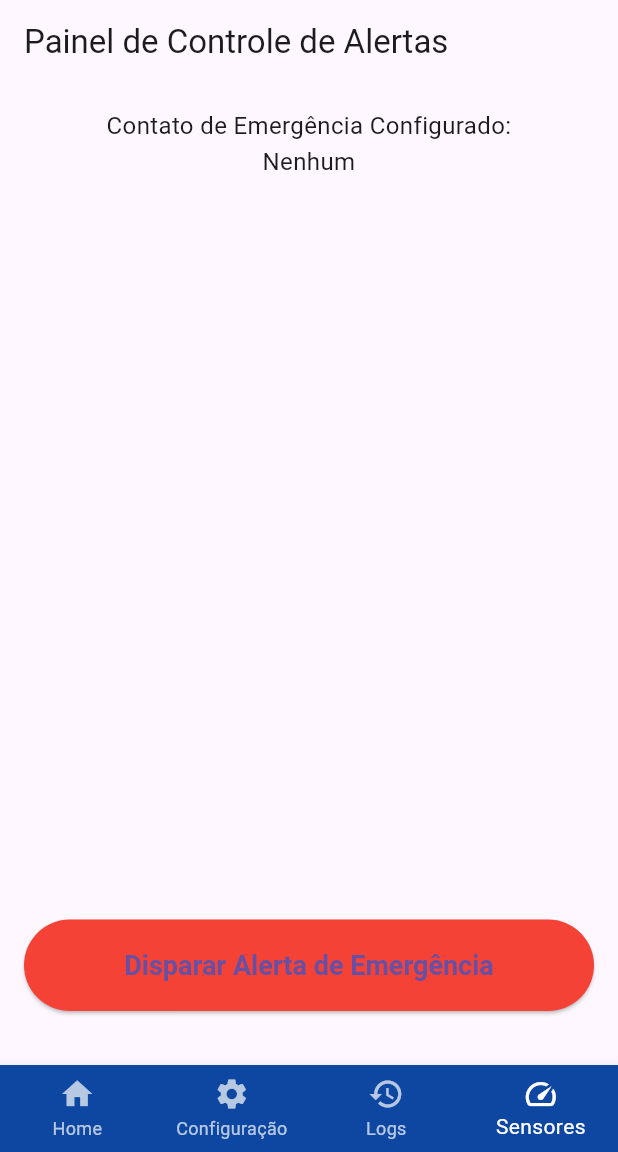
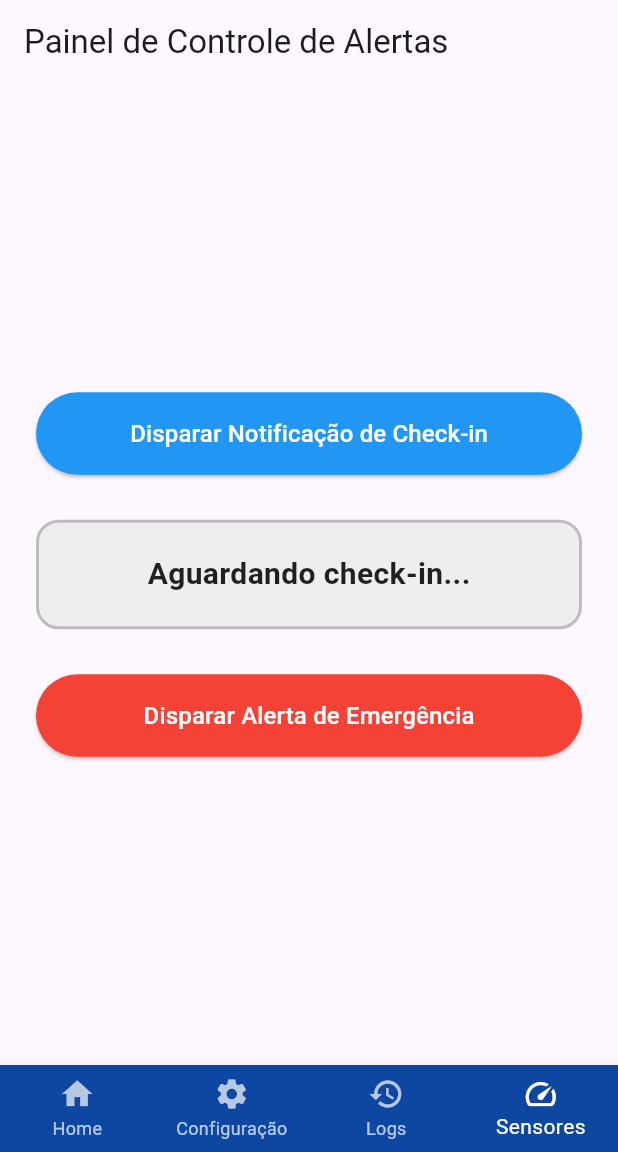
Before and after one commit to ThiagoGSL/Child_in_Car_Safety_Detection_System, a Flutter app: the screen it shows after launch, item 4 of the bottom bar chosen, on a phone screen of 412 x 824 dp, the part 84-1236 px from its top. Run offline on Flutter 3.47's test engine with Material 3 defaults, Android fonts, the light colour scheme and no system bars; our stand-ins replace awesome_notifications, drift, fl_chart, geolocator, get, permission_handler and 5 more; missing offline and left inert: flutter_reactive_ble; accounts and stored records are empty; generated files the repository leaves out were written again.

```diff
--- a/lib/features/services/sensor_page/sensor_page.dart
+++ b/lib/features/services/sensor_page/sensor_page.dart
@@ -1,56 +1,157 @@
-import 'package:app_v0/features/cadastro/form_controller.dart';
-import 'package:app_v0/features/notification_ext/notification_controller_ext.dart';
+import 'dart:async'; // Import necessário para usar a classe Timer.
 import 'package:flutter/material.dart';
 import 'package:get/get.dart';
+import 'package:app_v0/features/notification_ext/notification_controller_ext.dart';
 
-class SensorPage extends StatelessWidget {
+class SensorPage extends StatefulWidget {
   const SensorPage({super.key});
 
   @override
+  State<SensorPage> createState() => _SensorPageState();
+}
+
+class _SensorPageState extends State<SensorPage> {
+  // Obtém a instância do nosso controller de notificações.
+  final NotificationExtController notificationController = Get.find();
+
+  // Variáveis para controlar o estado do timer na tela.
+  Timer? _timer;
+  int _countdown = 10;
+  bool _isTimerRunning = false;
+  bool _wasCheckinConfirmed = false;
+
+  /// Cancela o timer quando a tela é destruída para evitar vazamentos de memória.
+  @override
+  void dispose() {
+    _timer?.cancel();
+    super.dispose();
+  }
+
+  /// Reseta o estado da tela para o inicial.
+  void _resetCheckinState() {
+    setState(() {
+      _isTimerRunning = false;
+      _wasCheckinConfirmed = false;
+      _countdown = 10;
+    });
+    _timer?.cancel();
+  }
+
+  /// Inicia o fluxo de check-in e o timer de 10 segundos.
+  void _startCheckinProcess() {
+    // Reseta qualquer estado anterior e dispara a notificação de check-in.
+    _resetCheckinState();
+    notificationController.showCheckinNotification();
+
+    setState(() {
+      _isTimerRunning = true;
+    });
+
+    // Cria um timer que executa a cada 1 segundo.
+    _timer = Timer.periodic(const Duration(seconds: 1), (timer) {
+      // Verifica se o usuário pressionou o botão da notificação.
+      // O controller 'notificationController' nos diz isso através da variável reativa.
+      if (notificationController.isCheckinConfirmed.value) {
+        print("Check-in confirmado pelo usuário! Cancelando timer.");
+        setState(() {
+          _wasCheckinConfirmed = true; // Muda o estado para mostrar o feedback verde.
+          _isTimerRunning = false;
+        });
+        timer.cancel(); // Para o timer.
+        return;
+      }
+
+      // Se o tempo não se esgotou, apenas decrementa o contador.
+      if (_countdown > 1) {
+        setState(() {
+          _countdown--;
+        });
+      } else {
+        // Se o tempo se esgotou (countdown chegou a 0).
+        print("Tempo esgotado! Disparando alerta de emergência...");
+        setState(() {
+          _isTimerRunning = false;
+        });
+        timer.cancel(); // Para o timer.
+        notificationController.triggerFullEmergencyAlert(); // Dispara o alerta completo!
+      }
+    });
+  }
+
+  @override
   Widget build(BuildContext context) {
-    // Encontra as instâncias dos controllers.
-    final FormController formController = Get.find();
-    final NotificationExtController notificationController = Get.find();
-
     return Scaffold(
       appBar: AppBar(
         title: const Text('Painel de Controle de Alertas'),
       ),
       body: Padding(
-        padding: const EdgeInsets.all(16.0),
+        padding: const EdgeInsets.all(24.0),
         child: Column(
+          mainAxisAlignment: MainAxisAlignment.center,
           crossAxisAlignment: CrossAxisAlignment.stretch,
           children: [
-            Obx(() => Text(
-              'Contato de Emergência Configurado:\n${formController.emergencyPhone.value.isEmpty ? "Nenhum" : formController.emergencyPhone.value}',
-              style: const TextStyle(fontSize: 16, height: 1.5),
-              textAlign: TextAlign.center,
-            )),
-
-            const Spacer(),
-
-            // Botão principal que dispara o fluxo completo.
+            // --- BOTÃO DE CHECK-IN ---
             ElevatedButton(
               style: ElevatedButton.styleFrom(
-                  backgroundColor: Colors.red, // Agora é o botão de alerta principal
-                  padding: const EdgeInsets.symmetric(vertical: 20),
-                  textStyle: const TextStyle(fontSize: 18, fontWeight: FontWeight.bold)
+                backgroundColor: Colors.blue,
+                padding: const EdgeInsets.symmetric(vertical: 16),
+              ),
+              // Desabilita o botão enquanto o timer estiver rodando.
+              onPressed: _isTimerRunning ? null : _startCheckinProcess,
+              child: const Text(
+                'Disparar Notificação de Check-in',
+                style: TextStyle(fontSize: 16, color: Colors.white),
+              ),
+            ),
+
+            const SizedBox(height: 30),
+
+            // --- VISUALIZADOR DO TIMER ---
+            AnimatedContainer(
+              duration: const Duration(milliseconds: 300),
+              padding: const EdgeInsets.all(20),
+              decoration: BoxDecoration(
+                  color: _wasCheckinConfirmed ? Colors.green.shade100 : Colors.grey.shade200,
+                  borderRadius: BorderRadius.circular(15),
+                  border: Border.all(
+                    color: _wasCheckinConfirmed ? Colors.green.shade400 : Colors.grey.shade400,
+                    width: 2,
+                  )
+              ),
+              child: Center(
+                child: _isTimerRunning
+                    ? Text(
+                  'Tempo restante: $_countdown s',
+                  style: const TextStyle(fontSize: 20, fontWeight: FontWeight.bold),
+                )
+                    : Text(
+                  _wasCheckinConfirmed ? 'Check-in Confirmado!' : 'Aguardando check-in...',
+                  style: TextStyle(
+                    fontSize: 20,
+                    fontWeight: FontWeight.bold,
+                    color: _wasCheckinConfirmed ? Colors.green.shade800 : Colors.black87,
+                  ),
+                ),
+              ),
+            ),
+
+            const SizedBox(height: 30),
+
+            // --- BOTÃO DE ALERTA DIRETO ---
+            ElevatedButton(
+              style: ElevatedButton.styleFrom(
+                backgroundColor: Colors.red,
+                padding: const EdgeInsets.symmetric(vertical: 16),
               ),
               onPressed: () {
-                // Chama o método orquestrador no controller.
+                // Chama diretamente a função de alerta completo (SMS + Notificação).
                 notificationController.triggerFullEmergencyAlert();
-
-                // Opcional: Mostra um feedback imediato ao usuário.
-                ScaffoldMessenger.of(context).showSnackBar(
-                  const SnackBar(
-                    content: Text('Comando de Alerta de Emergência enviado!'),
-                    backgroundColor: Colors.blue,
-                  ),
-                );
               },
-              child: const Text('Disparar Alerta de Emergência'),
+              child: const Text(
+                'Disparar Alerta de Emergência',
+                style: TextStyle(fontSize: 16, color: Colors.white),
+              ),
             ),
-            const SizedBox(height: 20),
           ],
         ),
       ),
```
Also changed, not shown: lib/features/notification_ext/notification_controller_ext.dart (+104 -99 lines).
